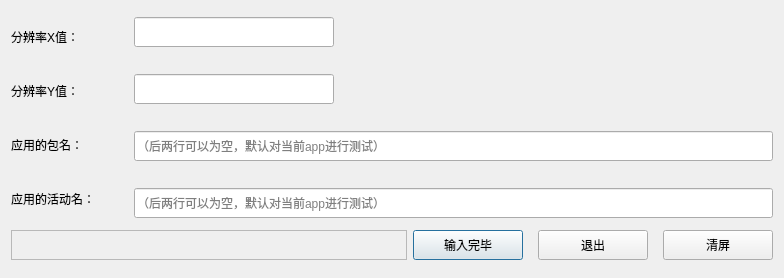
Old version of the form GUI/main_ui_test/test_ui_d/in_device_infor.ui in the repository buaanostop/-.
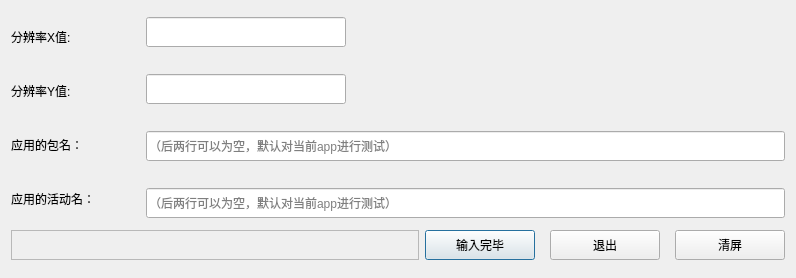
New version of the form.

```diff
--- a/GUI/main_ui_test/test_ui_d/in_device_infor.ui
+++ b/GUI/main_ui_test/test_ui_d/in_device_infor.ui
@@ -6,7 +6,7 @@
    <rect>
     <x>0</x>
     <y>0</y>
-    <width>784</width>
+    <width>796</width>
     <height>278</height>
    </rect>
   </property>
@@ -24,14 +24,14 @@
        <item>
         <widget class="QLabel" name="reso_x">
          <property name="text">
-          <string>分辨率X值：</string>
+          <string>分辨率X值:</string>
          </property>
         </widget>
        </item>
        <item>
         <widget class="QLabel" name="reso_y">
          <property name="text">
-          <string>分辨率Y值：</string>
+          <string>分辨率Y值:</string>
          </property>
         </widget>
        </item>
```
Left out of the diff: 162 changed lines with no effect on the pictures.
